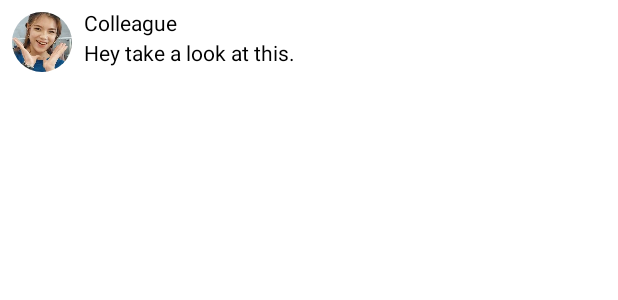
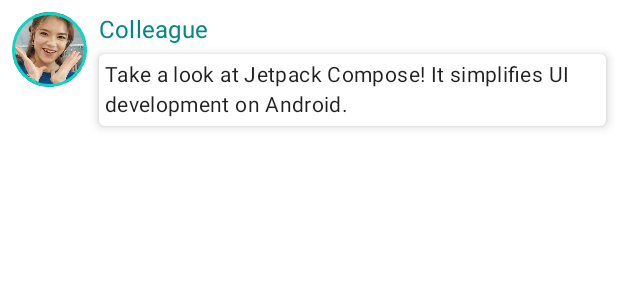
Before and after one commit to amorecoder/A01_ComposeTutorial, an Android app built with Jetpack Compose: the @Preview function PreviewMessageCard, on a phone screen of 412 x 824 dp. Shown: the top 300 px of the screen. Run offline under Robolectric (Android 15) with nearby library versions, the phone set to English and light mode, and no system bars.

Commit message:
Lesson 3 - Material Design with MaterialTheme

```diff
--- a/app/src/main/java/com/example/a01_composetutorial/MainActivity.kt
+++ b/app/src/main/java/com/example/a01_composetutorial/MainActivity.kt
@@ -1,11 +1,15 @@
 package com.example.a01_composetutorial
 
+import android.content.res.Configuration
 import android.os.Bundle
 import androidx.activity.ComponentActivity
 import androidx.activity.compose.setContent
 import androidx.compose.foundation.Image
+import androidx.compose.foundation.border
 import androidx.compose.foundation.layout.*
 import androidx.compose.foundation.shape.CircleShape
+import androidx.compose.material.MaterialTheme
+import androidx.compose.material.Surface
 import androidx.compose.material.Text
 import androidx.compose.runtime.Composable
 import androidx.compose.ui.Modifier
@@ -14,12 +18,20 @@ import androidx.compose.ui.layout.ContentScale
 import androidx.compose.ui.res.painterResource
 import androidx.compose.ui.tooling.preview.Preview
 import androidx.compose.ui.unit.dp
+import com.example.a01_composetutorial.ui.theme.A01_ComposeTutorialTheme
 
 class MainActivity : ComponentActivity() {
     override fun onCreate(savedInstanceState: Bundle?) {
         super.onCreate(savedInstanceState)
         setContent {
-            MessageCard(Message("Colleague", "Hey take a look at this."))
+            A01_ComposeTutorialTheme {
+                MessageCard(
+                    Message(
+                        "Colleague",
+                        "Take a look at Jetpack Compose! It simplifies UI development on Android."
+                    )
+                )
+            }
         }
     }
 }
@@ -28,28 +40,51 @@ data class Message(val author: String, val body: String)
 
 @Composable
 fun MessageCard(msg: Message) {
-    // Use Column to arrange item vertically. Use Row to arrange items horizontally, and
-    // use Box to stack elements.
     Row(modifier = Modifier.padding(8.dp)) {
         Image(
             painterResource(id = R.drawable.profile_pic),
             contentDescription = "Some profile picture",
             modifier = Modifier
-                .size(40.dp)
-                .clip(CircleShape),
+                .size(50.dp)
+                .clip(CircleShape)
+                .border(1.5.dp, MaterialTheme.colors.secondary, CircleShape),
             contentScale = ContentScale.Crop
         )
         Spacer(modifier = Modifier.width(8.dp))
         Column {
-            Text(text = msg.author)
+            Text(
+                text = msg.author,
+                color = MaterialTheme.colors.secondaryVariant,
+                style = MaterialTheme.typography.subtitle1
+            )
+
             Spacer(modifier = Modifier.height(4.dp))
-            Text(text = msg.body)
+
+            Surface(shape = MaterialTheme.shapes.medium, elevation = 4.dp) {
+                Text(
+                    text = msg.body,
+                    modifier = Modifier.padding(4.dp),
+                    style = MaterialTheme.typography.body2
+                )
+            }
         }
     }
 }
 
-@Preview
+@Preview(name = "Light Mode", showBackground = true)
+@Preview(
+    name = "Dark Mode",
+    uiMode = Configuration.UI_MODE_NIGHT_YES,
+    showBackground = true
+)
 @Composable
 fun PreviewMessageCard() {
-    MessageCard(msg = Message("Colleague", "Hey take a look at this."))
+    A01_ComposeTutorialTheme {
+        MessageCard(
+            Message(
+                "Colleague",
+                "Take a look at Jetpack Compose! It simplifies UI development on Android."
+            )
+        )
+    }
 }
```
Also changed, not shown: 1 other file.
